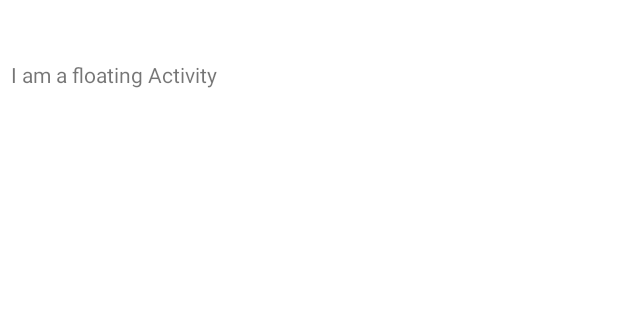
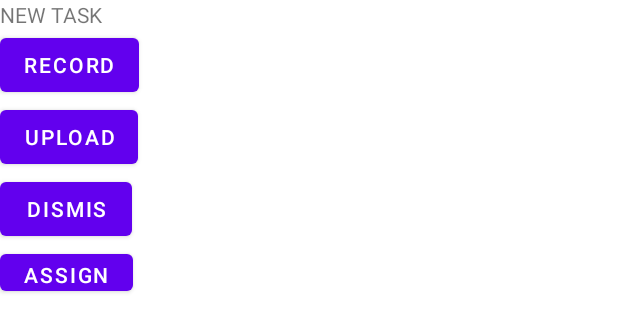
Before and after one commit to ikacar/langapp-mobile, an Android app: the layout popup_dialog_layout.xml on its own in the app's theme, with its tools: preview values and no code run, on a phone screen of 412 x 824 dp. Shown: the top 332 px of the screen. Run offline under Robolectric (Android 15) with nearby library versions, the phone set to English and light mode, and no system bars.

Commit message:
razdvojen popup i bottomsheet

```diff
--- a/app/src/main/AndroidManifest.xml
+++ b/app/src/main/AndroidManifest.xml
@@ -22,10 +22,10 @@
                 <category android:name="android.intent.category.LAUNCHER" />
             </intent-filter>
         </activity>
+        <activity android:name=".BottomSheetActivity" android:theme="@style/BottomSheetDialogTheme"/>
         <activity android:name=".PopUpDialog" android:label="@string/app_name"
             android:theme="@style/Theme.AppCompat.Dialog"/>
-        <activity android:name=".BottomSheetActivity" android:theme="@style/BottomSheetDialogTheme" android:screenOrientation="unspecified"
-            android:parentActivityName=".HomeActivity"/>
+
     </application>
 
 </manifest>
--- a/app/src/main/java/com/example/langapp/MainActivity.java
+++ b/app/src/main/java/com/example/langapp/MainActivity.java
@@ -40,7 +40,7 @@ public class MainActivity extends AppCompatActivity {
 
     public void signIn(View view){
 //        String em = email.getText().toString();
-//        String pass = password.getText().toString();
+//        String pass = password.getText().toString();s
         String em = "zaekonomiku@gmail.com";
         String pass = "zaekonomiku123";
         mAuth.signInWithEmailAndPassword(em, pass).addOnCompleteListener(this, new OnCompleteListener<AuthResult>() {
--- a/app/src/main/res/layout/activity_home.xml
+++ b/app/src/main/res/layout/activity_home.xml
@@ -4,7 +4,8 @@
     xmlns:tools="http://schemas.android.com/tools"
     android:layout_width="match_parent"
     android:layout_height="match_parent"
-    tools:context=".HomeActivity">
+    tools:context=".HomeActivity"
+>
     <!--    android:background="@drawable/rectangle"-->
 
     <LinearLayout
--- a/app/src/main/res/layout/popup_dialog_layout.xml
+++ b/app/src/main/res/layout/popup_dialog_layout.xml
@@ -1,16 +1,51 @@
 <?xml version="1.0" encoding="utf-8"?>
 <LinearLayout
     xmlns:android="http://schemas.android.com/apk/res/android"
-    android:layout_width="150dip"
-    android:layout_height="100dip"
+    android:layout_width="200dip"
+    android:layout_height="200dip"
     android:orientation="vertical" >
 
 
-<TextView
-    android:layout_width="wrap_content"
-    android:layout_height="wrap_content"
-    android:layout_marginLeft="7dip"
-    android:layout_marginTop="40dip"
-    android:text="I am a floating Activity" />
+    <LinearLayout
+        android:orientation="vertical"
+        android:layout_width="match_parent"
+        android:layout_height="match_parent">
+        <TextView
+            android:layout_width="wrap_content"
+            android:layout_height="wrap_content"
+            android:text="NEW TASK">
+        </TextView>
+        <Button
+            android:layout_width="wrap_content"
+            android:layout_height="wrap_content"
+            android:text="RECORD">
+        </Button>
+
+        <Button
+            android:layout_width="wrap_content"
+            android:layout_height="wrap_content"
+            android:text="UPLOAD">
+        </Button>
+        <Button
+            android:layout_width="wrap_content"
+            android:layout_height="wrap_content"
+            android:text="DISMIS">
+        </Button>
+        <Button
+            android:id="@+id/assign_button"
+            android:layout_width="wrap_content"
+            android:layout_height="wrap_content"
+            android:text="ASSIGN">
+        </Button>
+        <ListView
+
+            android:id="@+id/list"
+
+            android:layout_width="fill_parent"
+
+            android:layout_height="wrap_content"
+
+            />
+    </LinearLayout>
 
     </LinearLayout>
```
Also changed, not shown: app/src/main/java/com/example/langapp/BottomSheetActivity.java (+96 -5 lines), app/src/main/java/com/example/langapp/HomeActivity.java (+17 -26 lines), app/src/main/java/com/example/langapp/PopUpDialog.java (+12 -0 lines), app/src/main/res/layout/layout_bottom_sheet.xml (+12 -38 lines).
